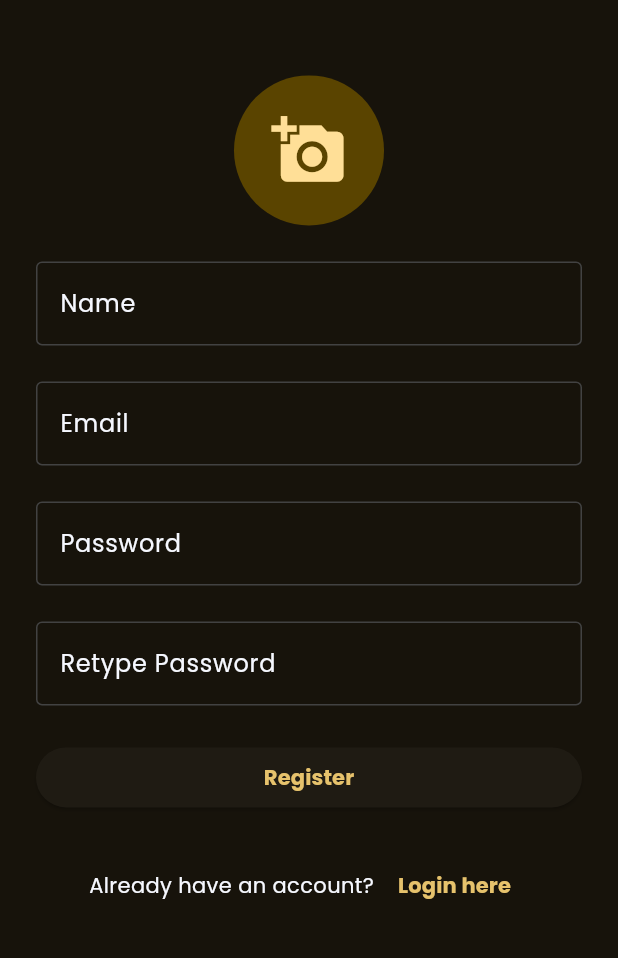
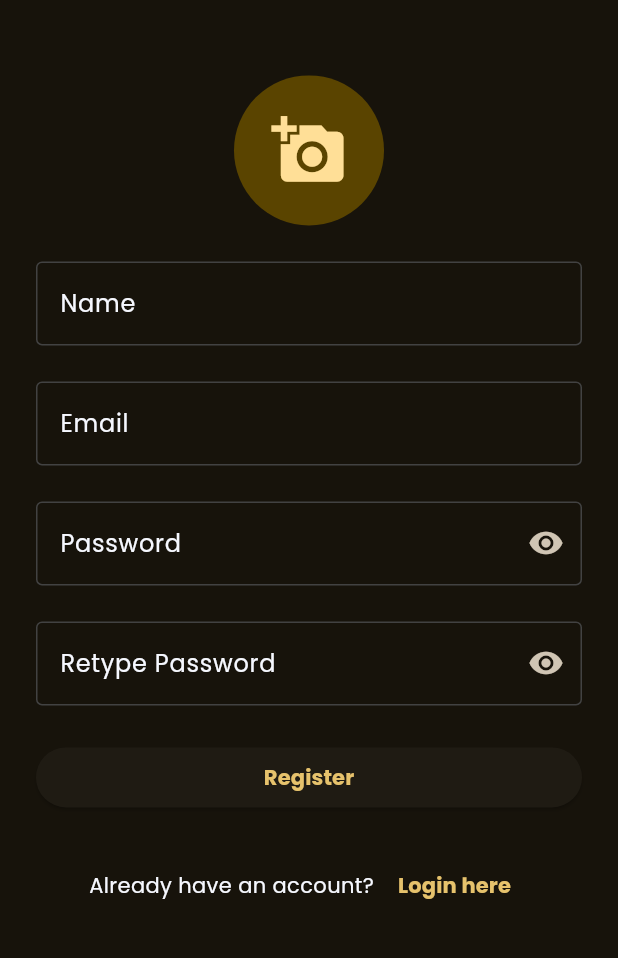
Before and after one commit to ziii19/flix-id-erico-darmawan, a Flutter app: the screen it shows after launch, after a tap on "Register here", on a phone screen of 412 x 824 dp, the part 167-1125 px from its top. Run offline on Flutter 3.47's test engine with Material 3 defaults, Android fonts, the phone set to English and light mode, and no system bars; our stand-ins replace cloud_firestore, dio, firebase_auth, firebase_core, firebase_storage, flutter_riverpod and 5 more; accounts and stored records are empty; generated files the repository leaves out were written again; network calls fail.

Commit message:
feat: add show & hidden input password

```diff
--- a/lib/presentation/pages/login_page/login_page.dart
+++ b/lib/presentation/pages/login_page/login_page.dart
@@ -44,10 +44,9 @@ class LoginPage extends ConsumerWidget {
               children: [
                 FlixTextField(labelText: 'Email', controller: emailController),
                 verticalSpace(24),
-                FlixTextField(
+                InputPassword(
                   labelText: 'Password',
                   controller: passwordController,
-                  obscureText: true,
                 ),
                 Align(
                   alignment: Alignment.centerRight,
--- a/lib/presentation/pages/register_page/register_page.dart
+++ b/lib/presentation/pages/register_page/register_page.dart
@@ -77,16 +77,14 @@ class _RegisterPageState extends ConsumerState<RegisterPage> {
                 verticalSpace(24),
                 FlixTextField(labelText: 'Email', controller: emailController),
                 verticalSpace(24),
-                FlixTextField(
+                InputPassword(
                   labelText: 'Password',
                   controller: passwordController,
-                  obscureText: true,
                 ),
                 verticalSpace(24),
-                FlixTextField(
+                InputPassword(
                   labelText: 'Retype Password',
                   controller: retypePasswordController,
-                  obscureText: true,
                 ),
                 verticalSpace(24),
                 switch (ref.watch(userDataProvider)) {
--- a/lib/presentation/widgets/flix_text_field.dart
+++ b/lib/presentation/widgets/flix_text_field.dart
@@ -34,3 +34,58 @@ class FlixTextField extends StatelessWidget {
     );
   }
 }
+
+class InputPassword extends StatefulWidget {
+  const InputPassword(
+      {super.key, this.controller, this.validator, required this.labelText});
+
+  final TextEditingController? controller;
+  final String? Function(String?)? validator;
+  final String labelText;
+
+  @override
+  State<InputPassword> createState() => _InputPasswordState();
+}
+
+class _InputPasswordState extends State<InputPassword> {
+  bool passwordVisible = false;
+
+  @override
+  void initState() {
+    super.initState();
+    passwordVisible = true;
+  }
+
+  @override
+  Widget build(BuildContext context) {
+    return TextFormField(
+      validator: widget.validator,
+      obscureText: passwordVisible,
+      controller: widget.controller,
+      decoration: InputDecoration(
+        labelText: widget.labelText,
+        labelStyle: const TextStyle(color: ghostWhite),
+        disabledBorder: OutlineInputBorder(
+            borderSide: BorderSide(color: Colors.grey.shade800)),
+        enabledBorder: OutlineInputBorder(
+            borderSide: BorderSide(color: Colors.grey.shade800)),
+        focusedBorder:
+            const OutlineInputBorder(borderSide: BorderSide(color: ghostWhite)),
+        hintText: "Password",
+        suffixIcon: IconButton(
+          icon: Icon(passwordVisible ? Icons.visibility : Icons.visibility_off),
+          onPressed: () {
+            setState(
+              () {
+                passwordVisible = !passwordVisible;
+              },
+            );
+          },
+        ),
+        alignLabelWithHint: false,
+      ),
+      keyboardType: TextInputType.visiblePassword,
+      textInputAction: TextInputAction.done,
+    );
+  }
+}
```
